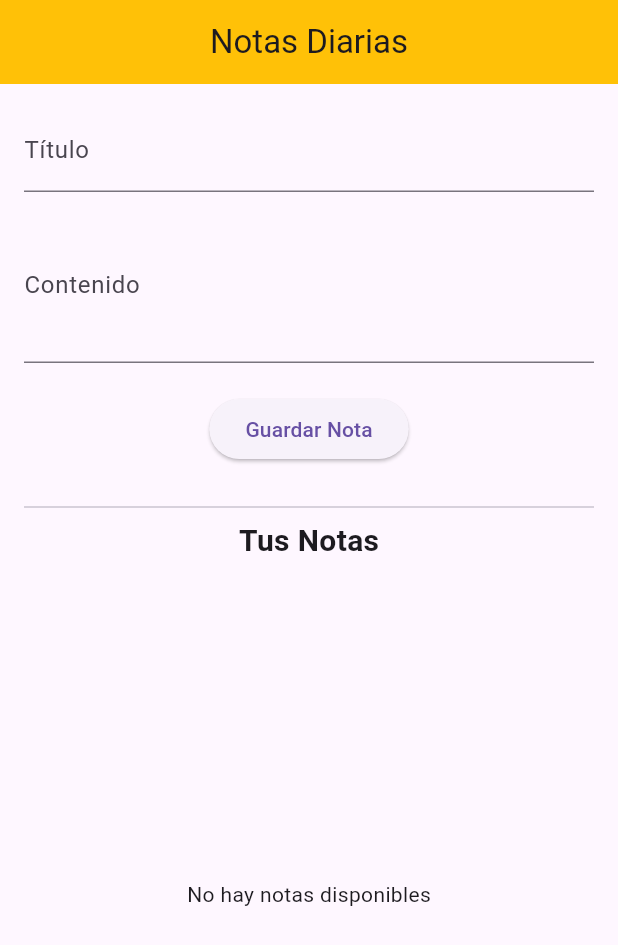
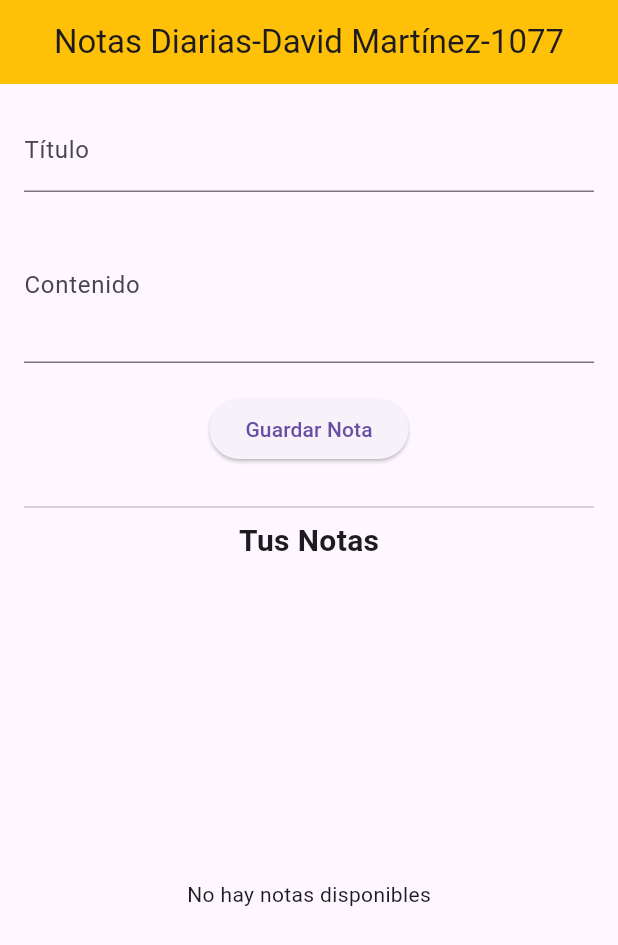
Before and after one commit to David-Martinez-1077/android-III-act-5, a Flutter app: the screen it shows after launch, on a phone screen of 412 x 824 dp. Shown: the top 945 px of the screen. Run offline on Flutter 3.47's test engine with Material 3 defaults, Android fonts, the phone set to English and light mode, and no system bars; our stand-ins replace cloud_firestore, firebase_core; accounts and stored records are empty.

```diff
--- a/lib/notes.dart
+++ b/lib/notes.dart
@@ -52,7 +52,7 @@ class _NoteScreenState extends State<Note> {
   Widget build(BuildContext context) {
     return Scaffold(
       appBar: AppBar(
-        title: const Text('Notas Diarias'),
+        title: const Text('Notas Diarias-David Martínez-1077'),
         backgroundColor: Colors.amber,
         centerTitle: true,
       ),
```
